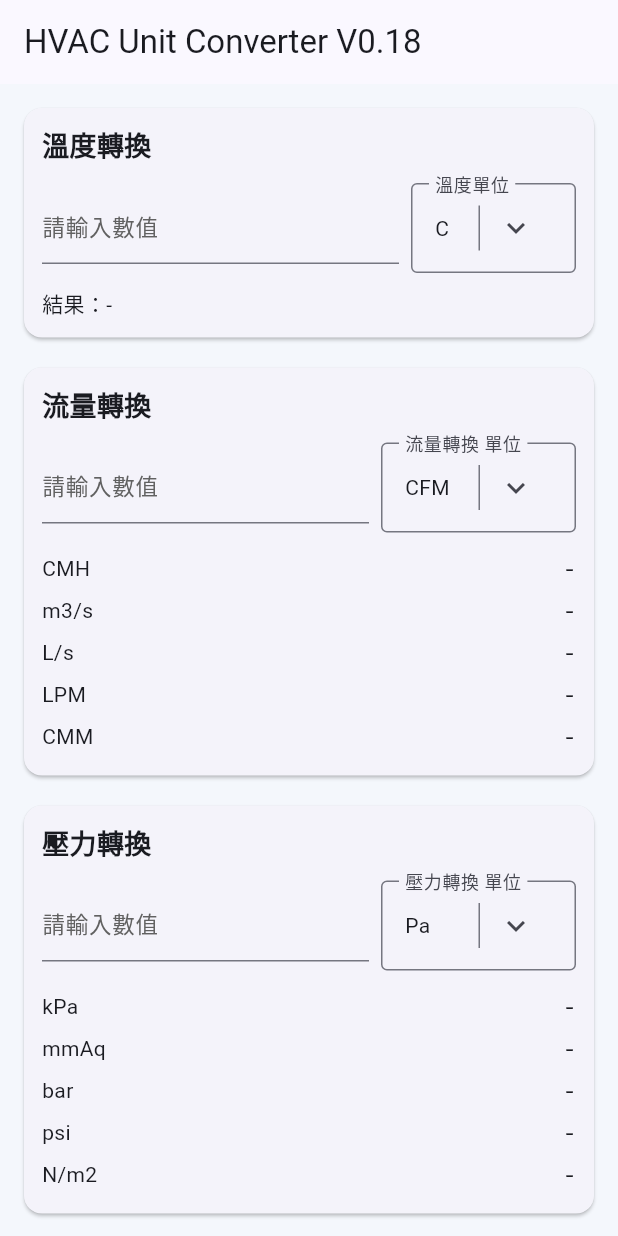
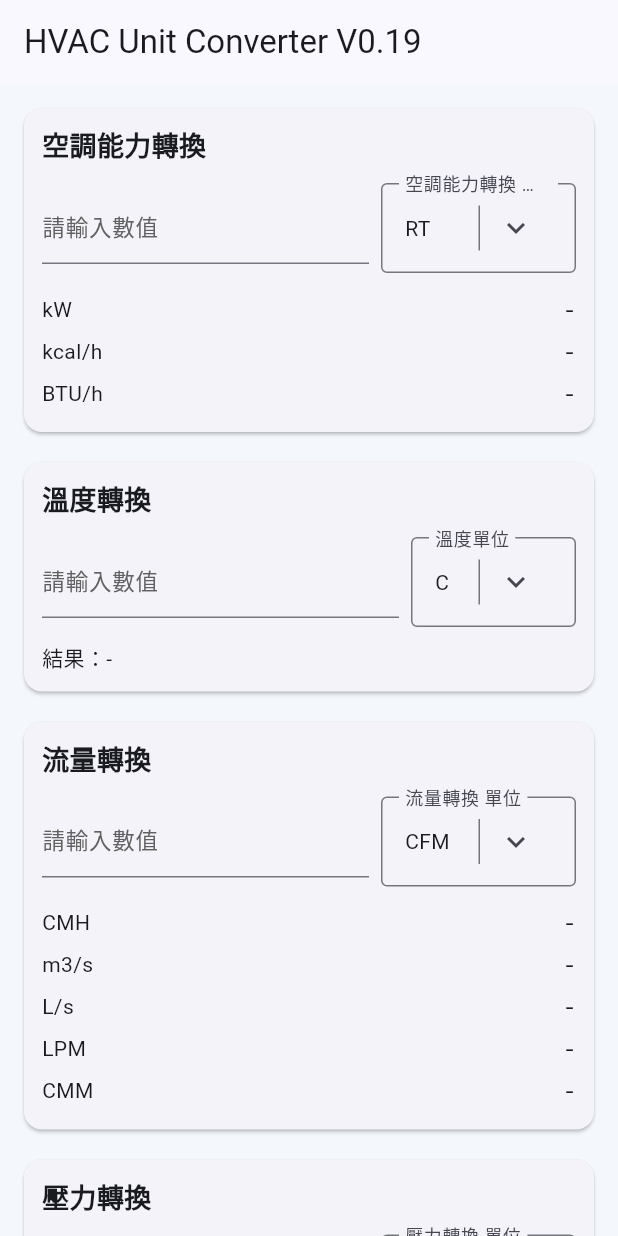
Before and after one commit to wuwu0102/hvac-unit-converter, a Flutter app: the screen it shows after launch, on a phone screen of 412 x 824 dp. Run offline on Flutter 3.47's test engine with Material 3 defaults, Android fonts, the phone set to English and light mode, and no system bars.

Commit message:
feat: v0.19 add cooling capacity conversion

```diff
--- a/lib/main.dart
+++ b/lib/main.dart
@@ -39,6 +39,9 @@ class _ConverterHomePageState extends State<ConverterHomePage> {
 
   final _tempController = TextEditingController();
   String _tempUnit = 'C';
+
+  final _coolingCapacityController = TextEditingController();
+  String _coolingCapacityUnit = 'RT';
 
   final _airflowController = TextEditingController();
   String _airflowUnit = 'CFM';
@@ -83,6 +86,13 @@ class _ConverterHomePageState extends State<ConverterHomePage> {
     'L/s': 0.001,
     'LPM': 1 / 60000,
     'CMM': 1 / 60,
+  };
+
+  static const _coolingCapacityToRt = <String, double>{
+    'RT': 1,
+    'kW': 1 / 3.517,
+    'kcal/h': 1 / 3024,
+    'BTU/h': 1 / 12000,
   };
 
   static const _pressureToPa = <String, double>{
@@ -144,6 +154,7 @@ class _ConverterHomePageState extends State<ConverterHomePage> {
     super.initState();
     for (final controller in [
       _tempController,
+      _coolingCapacityController,
       _airflowController,
       _pressureController,
       _velocityController,
@@ -170,6 +181,7 @@ class _ConverterHomePageState extends State<ConverterHomePage> {
   void dispose() {
     for (final controller in [
       _tempController,
+      _coolingCapacityController,
       _airflowController,
       _pressureController,
       _velocityController,
@@ -383,6 +395,17 @@ class _ConverterHomePageState extends State<ConverterHomePage> {
           Align(alignment: Alignment.centerLeft, child: Text('結果：$result')),
         ],
       ),
+    );
+  }
+
+  Widget _coolingCapacityCard() {
+    return _multiUnitCard(
+      title: '空調能力轉換',
+      controller: _coolingCapacityController,
+      selectedUnit: _coolingCapacityUnit,
+      units: _coolingCapacityToRt.keys.toList(),
+      toBase: _coolingCapacityToRt,
+      onUnitChanged: (u) => setState(() => _coolingCapacityUnit = u),
     );
   }
 
@@ -736,7 +759,7 @@ class _ConverterHomePageState extends State<ConverterHomePage> {
   @override
   Widget build(BuildContext context) {
     return Scaffold(
-      appBar: AppBar(title: const Text('HVAC Unit Converter V0.18')),
+      appBar: AppBar(title: const Text('HVAC Unit Converter V0.19')),
       body: LayoutBuilder(
         builder: (context, constraints) {
           final width = constraints.maxWidth;
@@ -747,6 +770,7 @@ class _ConverterHomePageState extends State<ConverterHomePage> {
               spacing: 12,
               runSpacing: 12,
               children: [
+                SizedBox(width: (width - (columns - 1) * 12) / columns, child: _coolingCapacityCard()),
                 SizedBox(width: (width - (columns - 1) * 12) / columns, child: _temperatureCard()),
                 SizedBox(
                   width: (width - (columns - 1) * 12) / columns,
```
Also changed, not shown: 1 other file.
